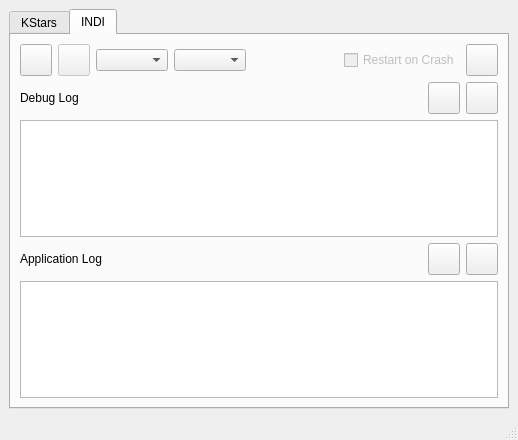
First picture: the form in debuggerview.ui, repository knro/ekosdebugger, before the edit.
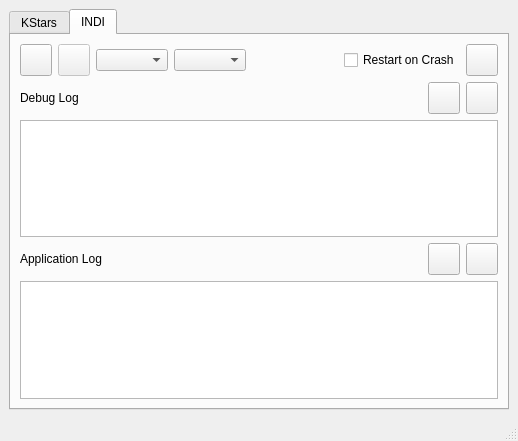
Second picture: the form after the edit. The open tabs and pages were chosen to show the change. Icons and pictures are not drawn.

Commit message: Fixed INDI Restart on Crash control disabled

```diff
--- a/debuggerview.ui
+++ b/debuggerview.ui
@@ -6,8 +6,8 @@
    <rect>
     <x>0</x>
     <y>0</y>
-    <width>514</width>
-    <height>436</height>
+    <width>518</width>
+    <height>441</height>
    </rect>
   </property>
   <property name="windowTitle">
@@ -450,7 +450,7 @@
           <item>
            <widget class="QCheckBox" name="restartINDICB">
             <property name="enabled">
-             <bool>false</bool>
+             <bool>true</bool>
             </property>
             <property name="text">
              <string>Restart on Crash</string>
```
Left out of the diff: 2 changed lines with no effect on the pictures.
